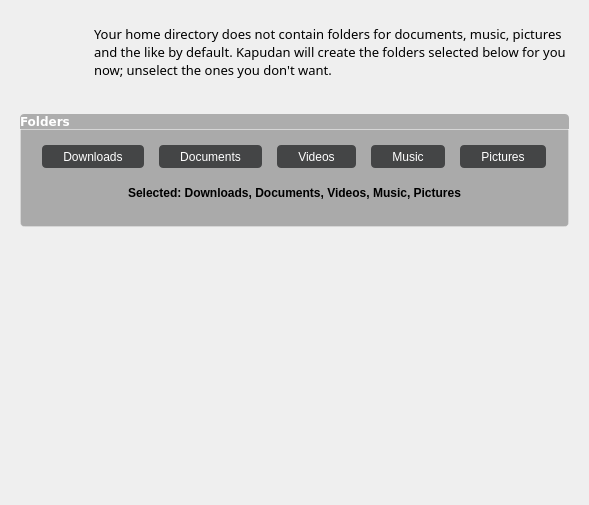
The window that ui/ui_scrFolder.ui (rshipp/kapudan) describes before a commit, drawn with Qt 5.
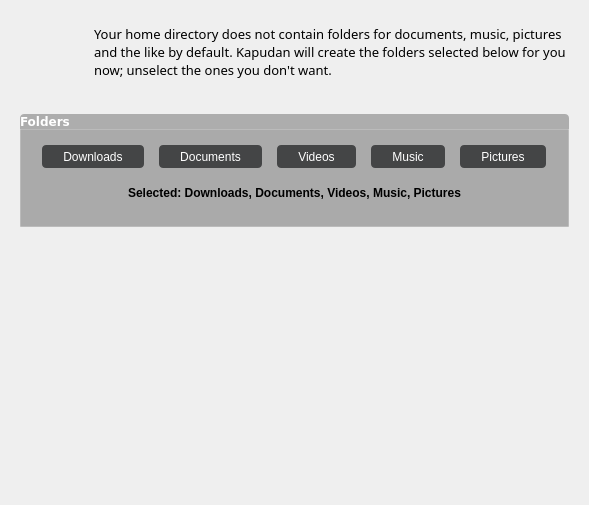
The same window after the commit. Icons and pictures are not drawn.

Commit message: Flat corners on bottom of groupboxes.

```diff
--- a/ui/ui_scrFolder.ui
+++ b/ui/ui_scrFolder.ui
@@ -48,8 +48,6 @@
         <string notr="true">#groupBoxFolders{
     background-color: rgb(170, 170, 170);
     border: 1px solid rgba(255,255,255,50);
-    border-bottom-left-radius: 4px;
-    border-bottom-right-radius: 4px;
 }
 
 QTextEdit{
```
The commit also changes 9 other files.
